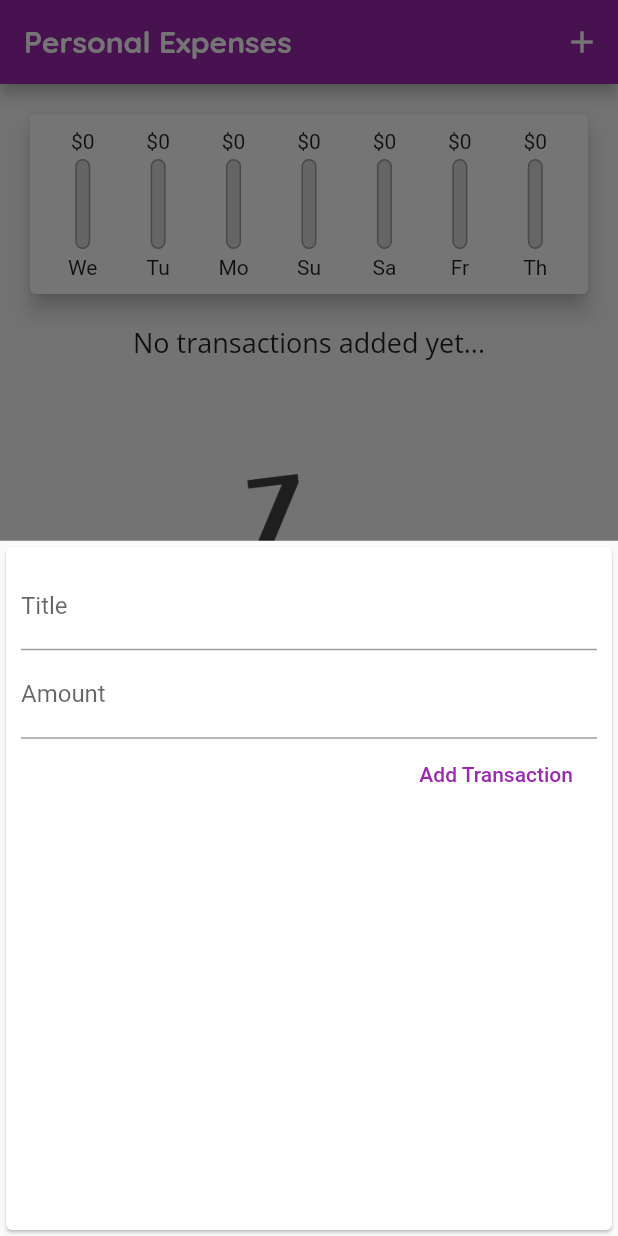
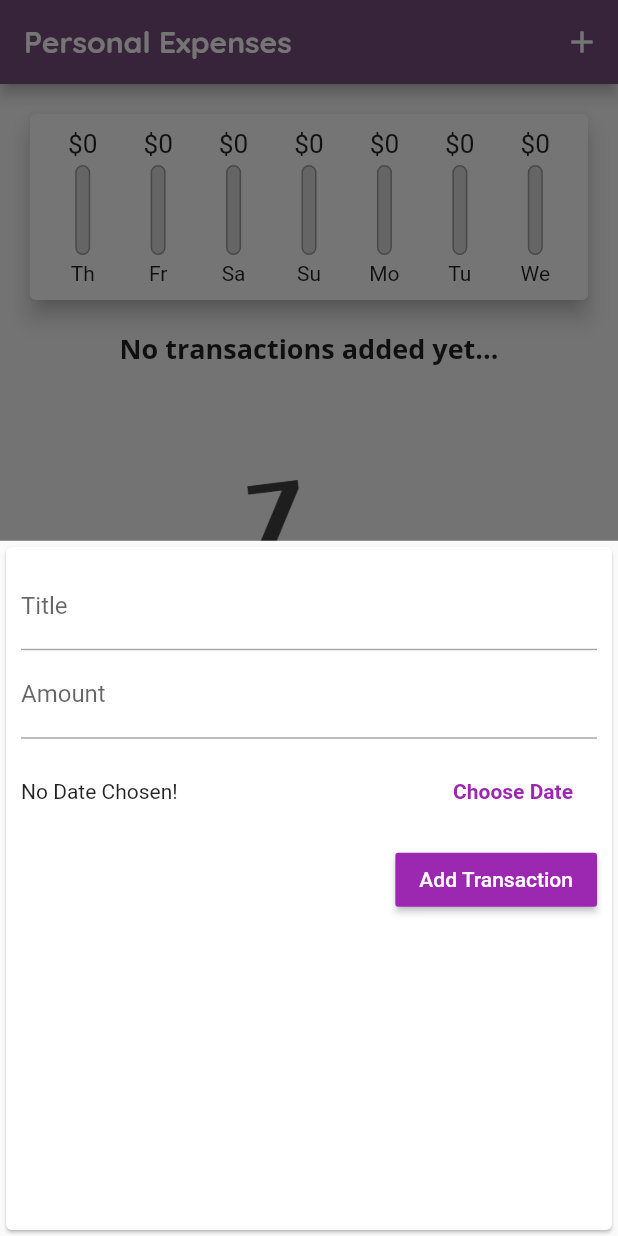
Before and after one commit to pmcgaugh/expenses_app, a Flutter app: the screen it shows after launch, after a tap on the "add" icon, on a phone screen of 412 x 824 dp. Run offline on Flutter 3.47's test engine with Material 2 defaults, Android fonts, the phone set to English and light mode, and no system bars; missing offline and left inert: dart:ffi; Roboto replaces fonts that are missing (Comic Code).

Commit message:
Lesson 116

```diff
--- a/lib/main.dart
+++ b/lib/main.dart
@@ -1,9 +1,10 @@
-import 'widgets/new_transaction.dart';
-import 'widgets/transaction_list.dart';
 import 'package:flutter/material.dart';
+import 'package:uuid/uuid.dart';
 
 import 'models/transaction.dart';
 import 'widgets/chart.dart';
+import 'widgets/new_transaction.dart';
+import 'widgets/transaction_list.dart';
 
 void main() {
   runApp(const MyApp());
@@ -18,13 +19,20 @@ class MyApp extends StatelessWidget {
       title: 'Personal Expenses',
       theme: ThemeData(
         primarySwatch: Colors.purple,
+        colorScheme: ColorScheme.fromSeed(
+            seedColor: Colors.purple, secondary: Colors.amber),
         accentColor: Colors.amber,
         fontFamily: 'Comic Code',
         textTheme: TextTheme(
-            headline6: TextStyle(
-          fontFamily: 'OpenSans',
-          fontSize: 18,
-        )),
+          headline6: TextStyle(
+            fontFamily: 'OpenSans',
+            fontSize: 18,
+            fontWeight: FontWeight.bold,
+          ),
+          button: TextStyle(
+            color: Colors.white,
+          ),
+        ),
         appBarTheme: AppBarTheme(
             titleTextStyle: TextStyle(
           fontFamily: 'Quicksand',
@@ -70,15 +78,21 @@ class _MyHomePageState extends State<MyHomePage> {
     }).toList();
   }
 
-  void _addNewTransaction(String txTitle, double txAmount) {
+  void _addNewTransaction(String txTitle, double txAmount, DateTime date) {
     final newTx = Transaction(
       title: txTitle,
       amount: txAmount,
-      date: DateTime.now(),
-      id: DateTime.now().toString(),
+      date: date,
+      id: const Uuid().v4(),
     );
     setState(() {
       _userTransactions.add(newTx);
+    });
+  }
+
+  void _deleteTransaction(String id) {
+    setState(() {
+      _userTransactions.removeWhere((element) => element.id == id);
     });
   }
 
@@ -114,7 +128,7 @@ class _MyHomePageState extends State<MyHomePage> {
           crossAxisAlignment: CrossAxisAlignment.stretch,
           children: [
             Chart(_recentTransactions),
-            TransactionList(_userTransactions),
+            TransactionList(_userTransactions, _deleteTransaction),
           ],
         ),
       ),
--- a/lib/widgets/chart.dart
+++ b/lib/widgets/chart.dart
@@ -26,7 +26,7 @@ class Chart extends StatelessWidget {
         'day': DateFormat('E').format(weekday).substring(0, 2),
         'amount': totalSum
       };
-    });
+    }).reversed.toList();
   }
 
   double get totalSpending {
--- a/lib/widgets/chart_bar.dart
+++ b/lib/widgets/chart_bar.dart
@@ -13,7 +13,10 @@ class ChartBar extends StatelessWidget {
   Widget build(BuildContext context) {
     return Column(
       children: [
-        FittedBox(child: Text('\$${_spendingAmount.toStringAsFixed(0)}')),
+        Container(
+            height: 20,
+            child: FittedBox(
+                child: Text('\$${_spendingAmount.toStringAsFixed(0)}'))),
         SizedBox(
           height: 4,
         ),
@@ -21,6 +24,7 @@ class ChartBar extends StatelessWidget {
           height: 60,
           width: 10,
           child: Stack(
+            alignment: AlignmentDirectional.bottomCenter,
             children: [
               Container(
                 decoration: BoxDecoration(
@@ -33,7 +37,10 @@ class ChartBar extends StatelessWidget {
                 ),
               ),
               FractionallySizedBox(
-                heightFactor: _spendingOfPctTotal,
+                heightFactor:
+                    _spendingOfPctTotal < 0.1 && _spendingOfPctTotal > 0
+                        ? 0.1
+                        : _spendingOfPctTotal,
                 child: Container(
                   decoration: BoxDecoration(
                       color: Theme.of(context).primaryColor,
--- a/lib/widgets/new_transaction.dart
+++ b/lib/widgets/new_transaction.dart
@@ -1,4 +1,5 @@
 import 'package:flutter/material.dart';
+import 'package:intl/intl.dart';
 
 class NewTransaction extends StatefulWidget {
   NewTransaction(this._addNewTransaction, {Key? key}) : super(key: key);
@@ -10,16 +11,33 @@ class NewTransaction extends StatefulWidget {
 }
 
 class _NewTransactionState extends State<NewTransaction> {
-  final titleController = TextEditingController();
-
-  final amountController = TextEditingController();
+  final _titleController = TextEditingController();
+  final _amountController = TextEditingController();
+  DateTime? _selectedDate;
 
   void _submitData() {
-    final _enteredTitle = titleController.text;
-    final _enteredAmount = double.tryParse(amountController.text) ?? 0;
-    if (_enteredTitle.isEmpty || _enteredAmount <= 0) return;
-    widget._addNewTransaction(_enteredTitle, _enteredAmount);
+    final _enteredTitle = _titleController.text;
+    final _enteredAmount = double.tryParse(_amountController.text) ?? 0;
+    if (_enteredTitle.isEmpty || _enteredAmount <= 0 || _selectedDate == null) {
+      return;
+    }
+    widget._addNewTransaction(_enteredTitle, _enteredAmount, _selectedDate);
     Navigator.of(context).pop();
+  }
+
+  void _presentDatePicker() {
+    showDatePicker(
+      context: context,
+      initialDate: DateTime.now(),
+      currentDate: DateTime.now(),
+      firstDate: DateTime(2000),
+      lastDate: DateTime.now().add(Duration(days: 30)),
+    ).then((date) {
+      if (date == null) return;
+      setState(() {
+        _selectedDate = date;
+      });
+    });
   }
 
   @override
@@ -32,19 +50,40 @@ class _NewTransactionState extends State<NewTransaction> {
           children: [
             TextField(
               decoration: InputDecoration(labelText: 'Title'),
-              controller: titleController,
+              controller: _titleController,
               onSubmitted: (_) => _submitData(),
             ),
             TextField(
               decoration: InputDecoration(labelText: 'Amount'),
-              controller: amountController,
+              controller: _amountController,
               keyboardType:
                   TextInputType.numberWithOptions(decimal: true, signed: true),
               onSubmitted: (_) => _submitData(),
             ),
-            FlatButton(
+            Container(
+              height: 70,
+              child: Row(
+                children: [
+                  Expanded(
+                    child: Text(_selectedDate == null
+                        ? 'No Date Chosen!'
+                        : 'Picked date: ${DateFormat.yMd().format(_selectedDate!)}'),
+                  ),
+                  FlatButton(
+                    onPressed: _presentDatePicker,
+                    textColor: Theme.of(context).primaryColor,
+                    child: Text(
+                      'Choose Date',
+                      style: TextStyle(fontWeight: FontWeight.bold),
+                    ),
+                  )
+                ],
+              ),
+            ),
+            RaisedButton(
                 onPressed: _submitData,
-                textColor: Colors.purple,
+                color: Theme.of(context).primaryColor,
+                textColor: Theme.of(context).textTheme.button!.color,
                 child: Text(
                   'Add Transaction',
                 ))
--- a/pubspec.yaml
+++ b/pubspec.yaml
@@ -34,6 +34,7 @@ dependencies:
   # Use with the CupertinoIcons class for iOS style icons.
   cupertino_icons: ^1.0.2
   intl: ^0.17.0
+  uuid: ^3.0.6
 
 dev_dependencies:
   flutter_test:
```
Also changed, not shown: lib/widgets/transaction_list.dart (+29 -35 lines), pubspec.lock.
